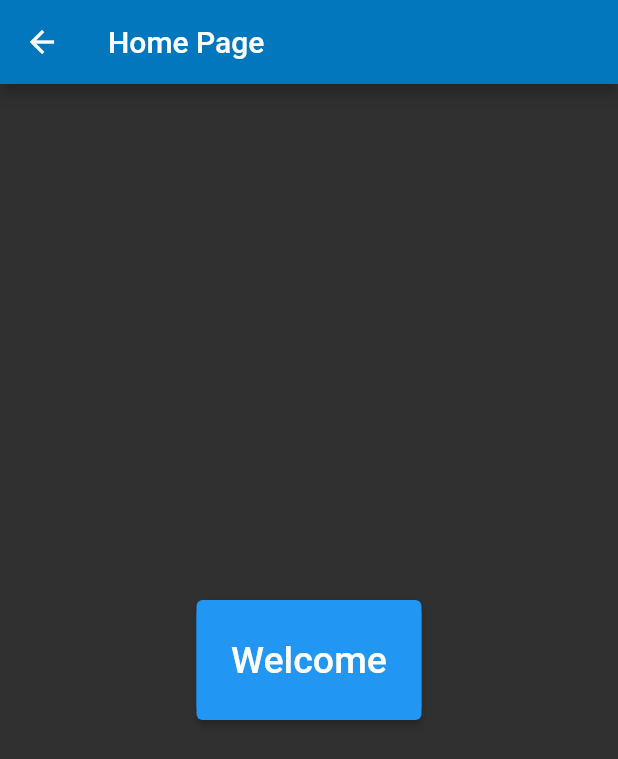
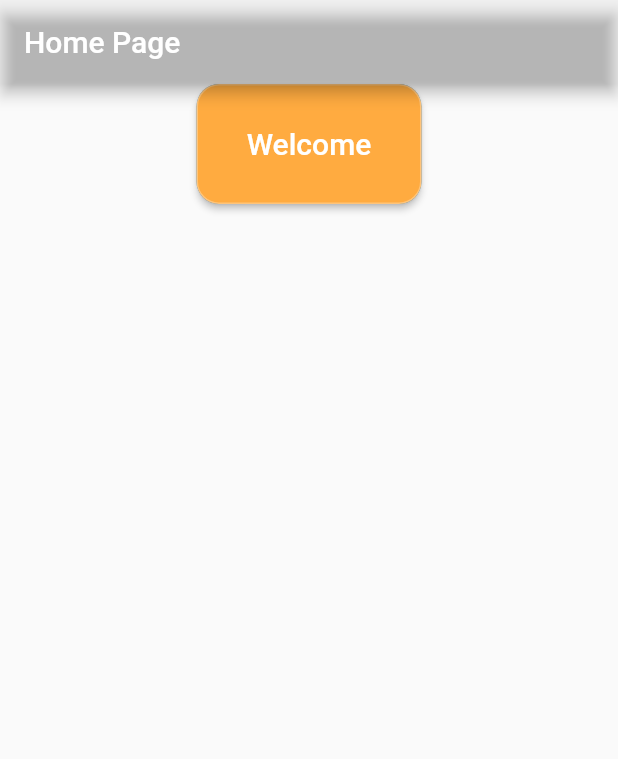
Before and after one commit to GPalhares/login_page, a Flutter app: the screen it shows after launch, after a tap on "Login", on a phone screen of 412 x 824 dp. Shown: the top 759 px of the screen. Run offline on Flutter 3.47's test engine with Material 2 defaults, Android fonts, the phone set to English and light mode, and no system bars; our stand-ins replace rive.

```diff
--- /dev/null
+++ b/lib/components/background.dart
@@ -0,0 +1,18 @@
+import 'package:flutter/material.dart';
+
+class BackGround extends StatelessWidget {
+  @override
+  Widget build(BuildContext context) {
+    return Container(
+      decoration: BoxDecoration(
+          gradient: LinearGradient(
+        begin: Alignment.topRight,
+        end: Alignment.bottomLeft,
+        colors: [
+          Colors.blue,
+          Colors.red,
+        ],
+      )),
+    );
+  }
+}
--- /dev/null
+++ b/lib/components/button_login_page.dart
@@ -0,0 +1,33 @@
+import 'package:flutter/material.dart';
+
+class Button extends StatelessWidget {
+  final String text;
+  final GestureTapCallback onPressed;
+  final Color color, textColor;
+  final double fontSize;
+
+  Button({
+    required this.text,
+    required this.onPressed,
+    this.color = Colors.orangeAccent,
+    this.textColor = Colors.white,
+    required this.fontSize,
+  });
+
+  @override
+  Widget build(BuildContext context) {
+    return ElevatedButton(
+      style: ButtonStyle(
+          backgroundColor: MaterialStateProperty.all<Color>(color),
+          shape: MaterialStateProperty.all<RoundedRectangleBorder>(
+              RoundedRectangleBorder(
+                  borderRadius: BorderRadius.circular(15.0),
+                  side: BorderSide(color: Colors.white30)))),
+      onPressed: onPressed,
+      child: Text(
+        text,
+        style: TextStyle(color: textColor, fontSize: fontSize),
+      ),
+    );
+  }
+}
--- a/lib/home_page.dart
+++ /dev/null
@@ -1,34 +0,0 @@
-import 'package:flutter/material.dart';
-
-class HomePage extends StatefulWidget {
-  @override
-  _HomePageState createState() => _HomePageState();
-}
-
-class _HomePageState extends State<HomePage> {
-  @override
-  Widget build(BuildContext context) {
-    return Scaffold(
-      appBar: AppBar(
-        title: Text('Home Page'),
-      ),
-      body: Center(
-        child: Container(
-          height: 80,
-          width: 150,
-          decoration: BoxDecoration(
-              color: Colors.blue, borderRadius: BorderRadius.circular(10)),
-          child: ElevatedButton(
-            onPressed: () {
-              Navigator.pop(context);
-            },
-            child: Text(
-              'Welcome',
-              style: TextStyle(color: Colors.white, fontSize: 25),
-            ),
-          ),
-        ),
-      ),
-    );
-  }
-}
--- a/lib/main.dart
+++ b/lib/main.dart
@@ -1,5 +1,5 @@
 import 'package:flutter/material.dart';
-import 'login_page.dart';
+import 'pages/login_page.dart';
 
 void main() {
   runApp(MyApp());
@@ -11,7 +11,6 @@ class MyApp extends StatelessWidget {
     return MaterialApp(
       title: 'Login Flutter',
       theme: ThemeData(
-          brightness: Brightness.dark,
           primaryColor: Colors.lightBlue[800],
           accentColor: Colors.cyan[600],
           backgroundColor: Color.fromARGB(500, 252, 170, 38)),
--- /dev/null
+++ b/lib/pages/home_page.dart
@@ -0,0 +1,46 @@
+import 'package:flutter/material.dart';
+import 'package:login/components/button_login_page.dart';
+
+import 'login_page.dart';
+
+class HomePage extends StatefulWidget {
+  @override
+  _HomePageState createState() => _HomePageState();
+}
+
+class _HomePageState extends State<HomePage> {
+  @override
+  Widget build(BuildContext context) {
+    return MaterialApp(
+      debugShowCheckedModeBanner: false,
+      themeMode: ThemeMode.system,
+      home: Scaffold(
+        appBar: AppBar(
+          title: Text('Home Page'),
+          backgroundColor: Colors.transparent,
+        ),
+        body: Column(
+          children: [
+            Center(
+              child: Container(
+                height: 80,
+                width: 150,
+                decoration: BoxDecoration(
+                    color: Colors.blue,
+                    borderRadius: BorderRadius.circular(15)),
+                child: Button(
+                  text: 'Welcome',
+                  onPressed: () {
+                    Navigator.push(context,
+                        MaterialPageRoute(builder: (_) => LoginPage()));
+                  },
+                  fontSize: 20,
+                ),
+              ),
+            ),
+          ],
+        ),
+      ),
+    );
+  }
+}
--- a/lib/login_page.dart
+++ b/lib/pages/login_page.dart
@@ -1,5 +1,6 @@
 import 'package:flutter/material.dart';
 import 'package:rive/rive.dart';
+import '../components/button_login_page.dart';
 import 'home_page.dart';
 
 class LoginPage extends StatefulWidget {
@@ -64,40 +65,22 @@ class _LoginPageState extends State<LoginPage> {
                   decoration: BoxDecoration(
                       color: Colors.red,
                       borderRadius: BorderRadius.circular(100)),
-                  child: ElevatedButton(
-                    style: ButtonStyle(
-                        backgroundColor:
-                            MaterialStateProperty.all<Color>(Colors.redAccent),
-                        shape:
-                            MaterialStateProperty.all<RoundedRectangleBorder>(
-                                RoundedRectangleBorder(
-                                    borderRadius: BorderRadius.circular(15.0),
-                                    side: BorderSide(color: Colors.white30)))),
+                  child: Button(
+                    text: 'Login',
                     onPressed: () {
                       Navigator.push(context,
                           MaterialPageRoute(builder: (_) => HomePage()));
                     },
-                    child: Text('Login',
-                        style: TextStyle(
-                          color: Colors.white,
-                          fontSize: 20,
-                        )),
+                    color: Colors.pink.shade600,
+                    fontSize: 30,
                   ),
                 ),
               ),
-              ElevatedButton(
-                style: ButtonStyle(
-                    backgroundColor:
-                        MaterialStateProperty.all<Color>(Colors.redAccent),
-                    shape: MaterialStateProperty.all<RoundedRectangleBorder>(
-                        RoundedRectangleBorder(
-                            borderRadius: BorderRadius.circular(15.0),
-                            side: BorderSide(color: Colors.white30)))),
+              Button(
+                text: 'Forgot Password',
                 onPressed: () {},
-                child: Text(
-                  'Forgot Password',
-                  style: TextStyle(color: Colors.white, fontSize: 15),
-                ),
+                color: Colors.pink.shade600,
+                fontSize: 15,
               ),
               SizedBox(
                 height: 100,
```
Also changed, not shown: pubspec.yaml (+9 -53 lines), assets/images/flutter-logo.png (deleted), pubspec.lock, 3 other files.
